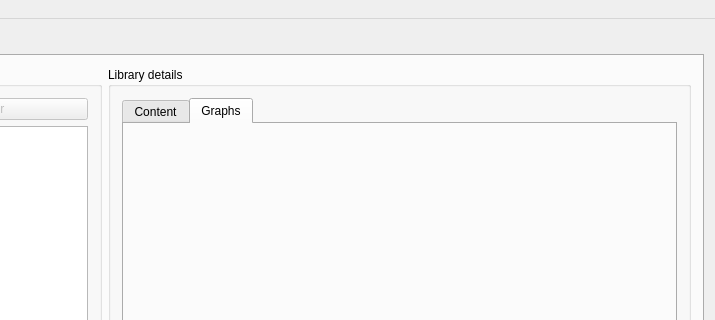
The window that src/gui/forms/mainWindow.ui (deufrai/astrawdark-src) describes before a commit, drawn with Qt 5; both pictures show x 172 to 887 and y 0 to 320 of the 887 by 720 pixel window.
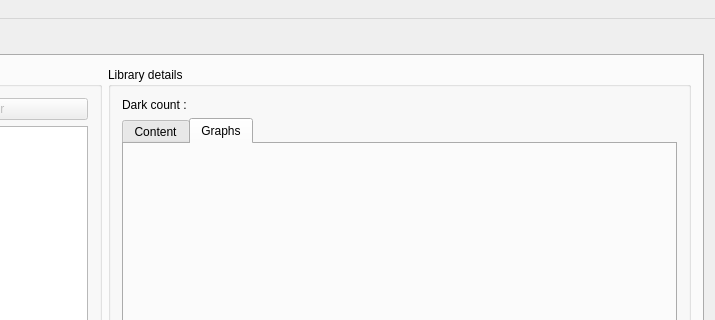
The same window after the commit.

Commit message: ARD-52: Always show total dark library size

```diff
--- a/src/gui/forms/mainWindow.ui
+++ b/src/gui/forms/mainWindow.ui
@@ -71,7 +71,7 @@
              <string>Library details</string>
             </property>
             <layout class="QGridLayout" name="gridLayout_4">
-             <item row="0" column="0">
+             <item row="1" column="0">
               <widget class="QTabWidget" name="tabDarkDetailsWidget">
                <property name="tabPosition">
                 <enum>QTabWidget::North</enum>
@@ -106,6 +106,13 @@
                </widget>
               </widget>
              </item>
+             <item row="0" column="0">
+              <widget class="QLabel" name="lblDarkCount">
+               <property name="text">
+                <string>Dark count : </string>
+               </property>
+              </widget>
+             </item>
             </layout>
            </widget>
           </item>
```
The commit also changes 2 other files.
